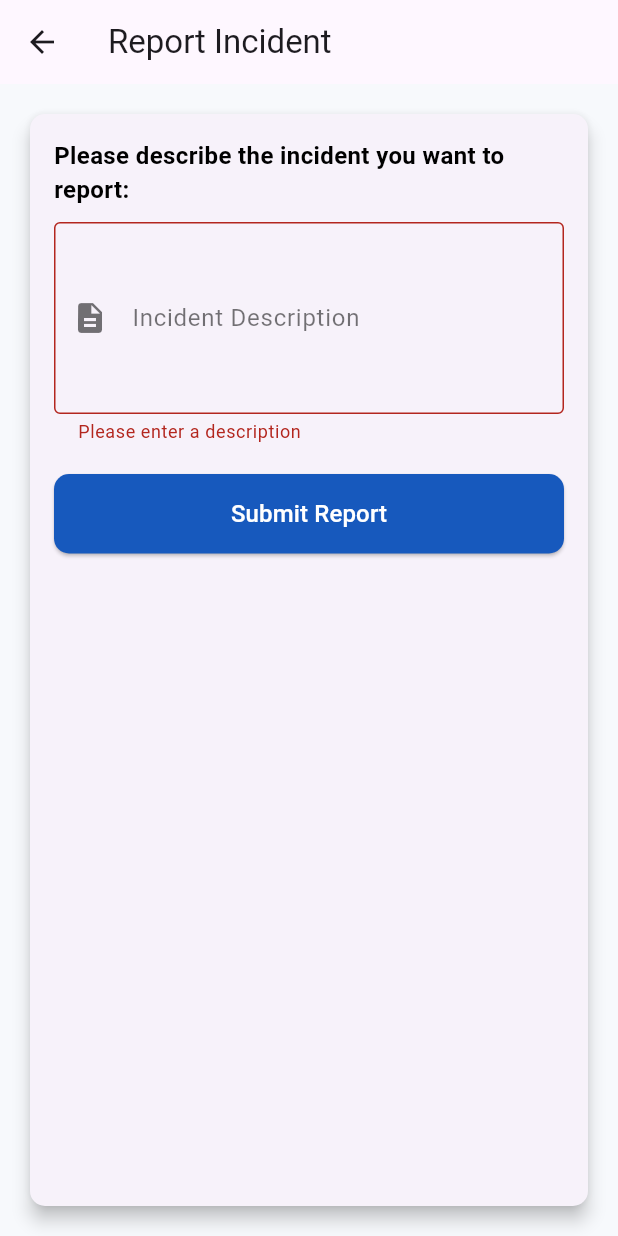
After one commit to psuuc-jbgarcia/parkwatch_app, a Flutter app: the ReportIncidentScreen screen opened directly, after a tap on "Submit Report", on a phone screen of 412 x 824 dp. The commit adds this screen. Run offline on Flutter 3.47's test engine with Material 3 defaults, Android fonts, the phone set to English and light mode, and no system bars; our stand-ins replace awesome_dialog, cloud_firestore, firebase_auth, firebase_core, geolocator, google_maps_flutter and 4 more; missing offline and left inert: flutter_email_validator, flutter_facebook_auth; accounts and stored records are empty.

Commit message:
'report'

```diff
--- a/lib/components/drawer.dart
+++ b/lib/components/drawer.dart
@@ -2,6 +2,7 @@ import 'package:flutter/material.dart';
 import 'package:firebase_auth/firebase_auth.dart';
 import 'package:google_sign_in/google_sign_in.dart';
 import 'package:parkwatch_app/auth_screen/login_screen.dart';
+import 'package:parkwatch_app/components/report_incident_screen.dart';
 import 'package:parkwatch_app/dashboard/map.dart';
 import 'package:parkwatch_app/other_screen/contact.dart';
 import 'package:parkwatch_app/other_screen/faq.dart';
@@ -53,6 +54,13 @@ DrawerHeader(
               Navigator.push(context, MaterialPageRoute(builder: (_)=>MapScreen()));
             },
           ),
+          ListTile(
+  leading: Icon(Icons.report),
+  title: Text('Report an Incident'),
+  onTap: () {
+    Navigator.push(context, MaterialPageRoute(builder: (_) => ReportIncidentScreen()));
+  },
+),
           ListTile(
             leading: Icon(Icons.description),
             title: Text('Terms and Conditions'),
--- /dev/null
+++ b/lib/components/report_incident_screen.dart
@@ -0,0 +1,162 @@
+import 'package:flutter/material.dart';
+import 'package:cloud_firestore/cloud_firestore.dart';
+import 'package:firebase_auth/firebase_auth.dart';
+import 'package:awesome_dialog/awesome_dialog.dart';
+
+class ReportIncidentScreen extends StatefulWidget {
+  @override
+  _ReportIncidentScreenState createState() => _ReportIncidentScreenState();
+}
+
+class _ReportIncidentScreenState extends State<ReportIncidentScreen> {
+  final _formKey = GlobalKey<FormState>();
+  final _descriptionController = TextEditingController();
+  bool _isLoading = false; // State variable to track loading
+
+  // Fetch the current user's display name
+  String? _currentUserName;
+
+  @override
+  void initState() {
+    super.initState();
+    _getCurrentUser();
+  }
+
+void _getCurrentUser() {
+  final user = FirebaseAuth.instance.currentUser;
+  if (user != null) {
+    setState(() {
+      _currentUserName = user.displayName; // Get the display name
+      if (_currentUserName == null || _currentUserName!.isEmpty) {
+        _currentUserName = 'Anonymous'; // Default to 'Anonymous' if display name is not set
+      }
+      print('Current User Display Name: $_currentUserName'); // Debug log
+    });
+  } else {
+    setState(() {
+      _currentUserName = 'Anonymous'; // Handle the case where the user is null
+    });
+  }
+}
+
+Future<void> _submitReport() async {
+  if (_formKey.currentState!.validate()) {
+    final description = _descriptionController.text;
+    setState(() {
+      _isLoading = true; // Set loading to true while submitting
+    });
+
+    try {
+      print('Submitting report for user: $_currentUserName'); // Debug log
+
+      // Store the report in Firestore
+      await FirebaseFirestore.instance.collection('userreports').add({
+        'name': _currentUserName ?? 'Anonymous', // Use the current user's name or default to 'Anonymous'
+        'description': description,
+        'timestamp': FieldValue.serverTimestamp(),
+      });
+
+      // Clear the text field
+      _descriptionController.clear();
+
+      // Show success alert using AwesomeDialog
+      _showAlert(
+        dialogType: DialogType.success,
+        title: 'Success',
+        desc: 'Your report has been submitted successfully!',
+      );
+    } catch (e) {
+      print('Error submitting report: $e');
+      ScaffoldMessenger.of(context).showSnackBar(SnackBar(content: Text('Error submitting report: $e')));
+    } finally {
+      setState(() {
+        _isLoading = false; // Set loading to false after submission
+      });
+    }
+  }
+}
+
+
+  void _showAlert({
+    required DialogType dialogType,
+    required String title,
+    required String desc,
+  }) {
+    AwesomeDialog(
+      context: context,
+      dialogType: dialogType,
+      headerAnimationLoop: false,
+      title: title,
+      desc: desc,
+      btnOkOnPress: () {}, // Handle OK button press if needed
+      btnOkColor: Color(0xFF1759BD), // Customize button color
+      btnCancelColor: Colors.red, // Customize button color
+    ).show();
+  }
+
+  @override
+  Widget build(BuildContext context) {
+    return Scaffold(
+      appBar: AppBar(
+        title: Text('Report Incident'),
+
+      ),
+      body: Container(
+        color: Color(0xFFF7F9FC), // Light grey background for the body
+        padding: const EdgeInsets.all(16.0),
+        child: Card(
+          elevation: 5, // Add elevation for the card
+          shape: RoundedRectangleBorder(
+            borderRadius: BorderRadius.circular(10), // Rounded corners
+          ),
+          child: Padding(
+            padding: const EdgeInsets.all(16.0),
+            child: Form(
+              key: _formKey,
+              child: Column(
+                crossAxisAlignment: CrossAxisAlignment.stretch, // Stretch to fill available width
+                children: [
+                  Text(
+                    'Please describe the incident you want to report:',
+                    style: TextStyle(fontSize: 16, fontWeight: FontWeight.bold, color: Colors.black), // Black text
+                  ),
+                  SizedBox(height: 10),
+                  TextFormField(
+                    controller: _descriptionController,
+                    decoration: InputDecoration(
+                      labelText: 'Incident Description',
+                      labelStyle: TextStyle(color: Colors.black54), // Light black for label
+                      border: OutlineInputBorder(), // Rounded border for the text field
+                      prefixIcon: Icon(Icons.description, color: Colors.black54), // Icon color
+                    ),
+                    maxLines: 4, // Allow multiple lines
+                    validator: (value) {
+                      if (value == null || value.isEmpty) {
+                        return 'Please enter a description';
+                      }
+                      return null;
+                    },
+                  ),
+                  SizedBox(height: 20),
+                  ElevatedButton(
+                    onPressed: _isLoading ? null : _submitReport, // Disable button when loading
+                    style: ElevatedButton.styleFrom(
+                      backgroundColor: Color(0xFF1759BD), // Custom button color
+                      padding: EdgeInsets.symmetric(vertical: 15), // Increase button height
+                      shape: RoundedRectangleBorder(
+                        borderRadius: BorderRadius.circular(10), // Rounded button
+                      ),
+                    ),
+                    child: _isLoading
+                        ? CircularProgressIndicator(color: Colors.white) // Show loading indicator
+                        : Text('Submit Report', style: TextStyle(fontSize: 16, color: Colors.white)), // White text
+                  ),
+                ],
+              ),
+            ),
+          ),
+        ),
+      ),
+    );
+  }
+}
```
